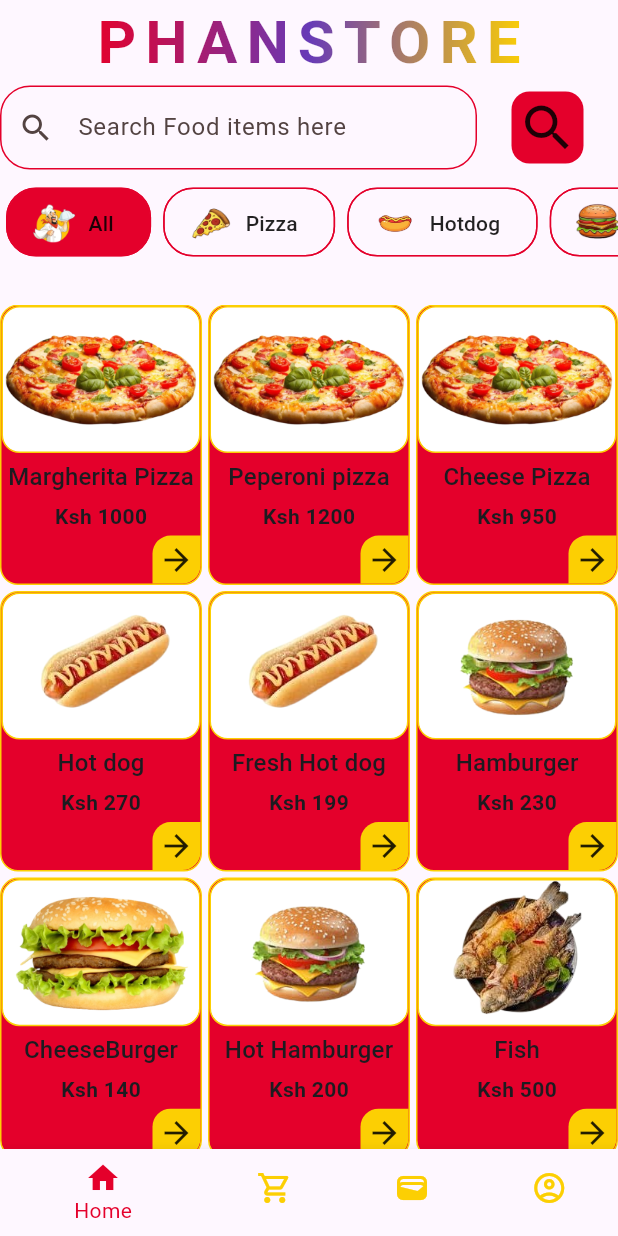
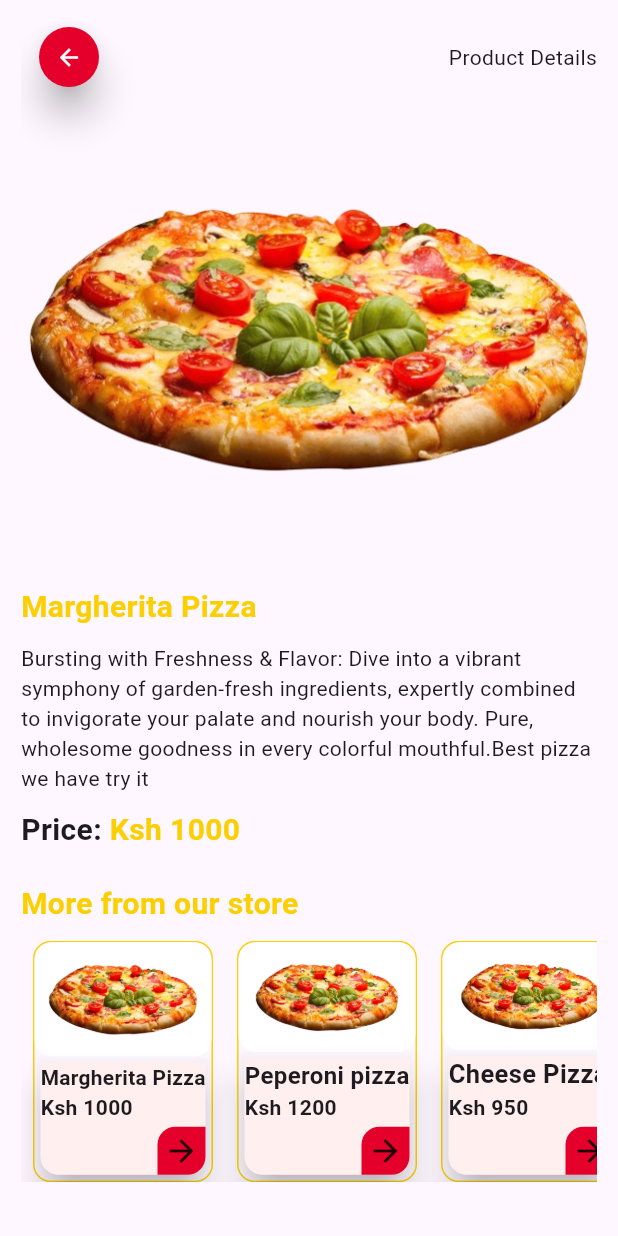
Before and after one commit to EddieKarugu/flutter_e-commerce, a Flutter app: the screen it shows after launch, after a tap on the "arrow forward" icon, on a phone screen of 412 x 824 dp. Run offline on Flutter 3.47's test engine with Material 3 defaults, Android fonts, the phone set to English and light mode, and no system bars; our stand-ins replace image_picker, shared_preferences.

Commit message:
Added product details page

```diff
--- /dev/null
+++ b/lib/screens/product_details_screen.dart
@@ -0,0 +1,431 @@
+import 'package:flutter/material.dart';
+import 'package:phanstore/widgets/product_container.dart';
+
+import '../dummy_data.dart';
+
+class ProductDetailsScreen extends StatefulWidget {
+  final Map<String, dynamic> product;
+  const ProductDetailsScreen({super.key, required this.product});
+
+  @override
+  State<ProductDetailsScreen> createState() => _ProductDetailsScreenState();
+}
+
+class _ProductDetailsScreenState extends State<ProductDetailsScreen> {
+  bool isCarted = false;
+  bool isFaved = false;
+  bool isStarred = false;
+
+  @override
+  Widget build(BuildContext context) {
+    final screenSize = MediaQuery.of(context).size;
+    final bool isWideScreen = screenSize.width > 600;
+    final width = screenSize.width;
+
+    return Scaffold(
+      body: SafeArea(
+        child: isWideScreen
+            ? Row(
+                children: [
+                  SizedBox(
+                    width: screenSize.width * .4,
+                    child: Column(
+                      children: [
+                        Row(
+                          children: [
+                            ElevatedButton(
+                              onPressed: () {
+                                Navigator.pop(context);
+                              },
+                              style: ElevatedButton.styleFrom(
+                                backgroundColor: Theme.of(
+                                  context,
+                                ).colorScheme.primary,
+                                foregroundColor: Colors.white,
+                                shape: const CircleBorder(),
+                                padding: const EdgeInsets.all(10),
+                                elevation: 10,
+                              ),
+                              child: Icon(Icons.arrow_back),
+                            ),
+                            const Text('Product Details'),
+                          ],
+                        ),
+                        const Spacer(),
+                        Container(
+                          constraints: BoxConstraints(maxHeight: 300),
+                          child: Image.asset(
+                            'assets/images/${widget.product['image']}',
+                          ),
+                        ),
+                        const Spacer(),
+                        Text('${widget.product['name']}'),
+                        const SizedBox(height: 10),
+                        Text('${widget.product['description']}'),
+                        const SizedBox(height: 10),
+                        Text('Ksh ${widget.product['price']}'),
+                        const Spacer(),
+                        Column(
+                          children: [
+                            Row(
+                              mainAxisAlignment: MainAxisAlignment.spaceEvenly,
+                              children: [
+                                Column(
+                                  children: [
+                                    InkWell(
+                                      splashColor: Theme.of(
+                                        context,
+                                      ).colorScheme.primary,
+                                      onTap: () {
+                                        setState(() {
+                                          isFaved = !isFaved;
+                                        });
+                                      },
+                                      child: Icon(
+                                        isFaved
+                                            ? Icons.favorite
+                                            : Icons.favorite_border,
+                                        color: Colors.red,
+                                        size: 40,
+                                      ),
+                                    ),
+                                    const SizedBox(height: 10),
+                                    Text(
+                                      'Favourites',
+                                      maxLines: 1,
+                                      overflow: TextOverflow.ellipsis,
+                                      softWrap: false,
+                                    ),
+                                  ],
+                                ),
+                                Column(
+                                  children: [
+                                    InkWell(
+                                      splashColor: Theme.of(
+                                        context,
+                                      ).colorScheme.primary,
+                                      onTap: () {
+                                        setState(() {
+                                          isStarred = !isStarred;
+                                        });
+                                      },
+                                      child: Icon(
+                                        isStarred
+                                            ? Icons.star
+                                            : Icons.star_border,
+                                        color: Colors.red,
+                                        size: 40,
+                                      ),
+                                    ),
+                                    const SizedBox(height: 10),
+                                    Text(
+                                      'Wishlist',
+                                      maxLines: 1,
+                                      overflow: TextOverflow.ellipsis,
+                                      softWrap: false,
+                                    ),
+                                  ],
+                                ),
+                              ],
+                            ),
+                            const SizedBox(height: 20),
+                            AnimatedContainer(
+                              duration: const Duration(milliseconds: 3000),
+                              child: ElevatedButton(
+                                onPressed: () {
+                                  setState(() {
+                                    isCarted = !isCarted;
+                                  });
+                                },
+                                style: ElevatedButton.styleFrom(
+                                  backgroundColor: isCarted
+                                      ? Colors.green
+                                      : Theme.of(context).colorScheme.primary,
+                                  foregroundColor: Colors.white,
+                                  maximumSize: const Size(300, 50),
+                                  padding: EdgeInsets.symmetric(
+                                    vertical: 22,
+                                    horizontal: 10,
+                                  ),
+                                  shape: RoundedRectangleBorder(
+                                    borderRadius: BorderRadius.circular(
+                                      isCarted ? 10 : 30,
+                                    ),
+                                  ),
+                                ),
+                                child: isCarted
+                                    ? Row(
+                                        mainAxisAlignment:
+                                            MainAxisAlignment.center,
+                                        children: [
+                                          Icon(Icons.check),
+                                          Text('Added to Cart'),
+                                        ],
+                                      )
+                                    : Row(
+                                        mainAxisAlignment:
+                                            MainAxisAlignment.center,
+                                        children: [
+                                          Icon(Icons.shopping_cart),
+                                          Text('Add to Cart'),
+                                        ],
+                                      ),
+                              ),
+                            ),
+                          ],
+                        ),
+                        const Spacer(),
+                      ],
+                    ),
+                  ),
+                  Expanded(
+                    child: Column(
+                      children: [
+                        const Text('More Food Options'),
+                        const SizedBox(height: 20),
+                        Expanded(
+                          child: GridView.builder(
+                            gridDelegate:
+                                SliverGridDelegateWithFixedCrossAxisCount(
+                                  crossAxisCount: width > 800 ? 5 : 3,
+                                  mainAxisSpacing: 10,
+                                  childAspectRatio: .72,
+                                  crossAxisSpacing: 10,
+                                ),
+                            itemBuilder: (context, index) {
+                              return ProductContainer(product: products[index]);
+                            },
+                            itemCount: products.length,
+                          ),
+                        ),
+                      ],
+                    ),
+                  ),
+                ],
+              )
+            : Padding(
+                padding: const EdgeInsets.all(14.0),
+                child: SingleChildScrollView(
+                  child: Column(
+                    children: [
+                      Row(
+                        mainAxisAlignment: MainAxisAlignment.spaceBetween,
+                        children: [
+                          ElevatedButton(
+                            onPressed: () {
+                              Navigator.pop(context);
+                            },
+                            style: ElevatedButton.styleFrom(
+                              backgroundColor: Theme.of(
+                                context,
+                              ).colorScheme.primary,
+                              foregroundColor: Colors.white,
+                              shape: const CircleBorder(),
+                              padding: const EdgeInsets.all(10),
+                              elevation: 10,
+                            ),
+                            child: Icon(Icons.arrow_back),
+                          ),
+                          const Text('Product Details'),
+                        ],
+                      ),
+                      const SizedBox(height: 20),
+                      Container(
+                        constraints: BoxConstraints(maxHeight: 300),
+                        child: Image.asset(
+                          'assets/images/${widget.product['image']}',
+                        ),
+                      ),
+                      const SizedBox(height: 20),
+                     Align(
+                       alignment: Alignment.centerLeft,
+                       child:  Text('${widget.product['name']}',
+                         style: TextStyle(
+                           color: Theme.of(context).colorScheme.secondary,
+                           fontSize: 20,
+                           fontWeight: FontWeight.bold,
+                         )
+                       ),
+                     ),
+                      const SizedBox(height: 10),
+                      Text(
+                        'Bursting with Freshness & Flavor: Dive into a vibrant symphony of garden-fresh ingredients, expertly combined to invigorate your palate and nourish your body. Pure, wholesome goodness in every colorful mouthful.'
+                        '${widget.product['description']}',
+                      ),
+                      const SizedBox(height: 10),
+                     Align(
+                       alignment: Alignment.centerLeft,
+                       child:  Row(
+                         children: [
+                           Text('Price: ',
+                             style: TextStyle(
+                               fontSize: 20,
+                               fontWeight: FontWeight.bold,
+                           ),
+                                                ),
+                           Text('Ksh ${widget.product['price']}',
+                             style: TextStyle(
+                               color: Theme.of(context).colorScheme.secondary,
+                               fontSize: 20,
+                               fontWeight: FontWeight.bold,
+                             ),
+                           ),
+                         ],
+                       )),
+                      const SizedBox(height: 20),
+                      SizedBox(
+                        height: 200,
+                        child: Column(
+                          children: [
+                            Align(
+                              alignment: Alignment.centerLeft,
+                              child: Text(
+                                'More from our store',
+                                style: TextStyle(
+                                  color: Theme.of(
+                                    context,
+                                  ).colorScheme.secondary,
+                                  fontSize: 20,
+                                  fontWeight: FontWeight.bold,
+                                ),
+                              ),
+                            ),
+                            const SizedBox(height: 10),
+                            Expanded(
+                              child: ListView.builder(
+                                itemBuilder: (context, index) {
+                                  return Padding(
+                                    padding: const EdgeInsets.symmetric(
+                                      horizontal: 8.0,
+                                    ),
+                                    child: ProductContainer(
+                                      product: products[index],
+                                    ),
+                                  );
+                                },
+                                itemCount: products.length,
+                                scrollDirection: Axis.horizontal,
+                                shrinkWrap: true,
+                              ),
+                            ),
+                          ],
+                        ),
+                      ),
+                      const SizedBox(height: 20),
+                      Column(
+                        children: [
+                          Row(
+                            mainAxisAlignment: MainAxisAlignment.spaceEvenly,
+                            children: [
+                              Column(
+                                children: [
+                                  InkWell(
+                                    splashColor: Theme.of(
+                                      context,
+                                    ).colorScheme.primary,
+                                    onTap: () {
+                                      setState(() {
+                                        isFaved = !isFaved;
+                                      });
+                                    },
+                                    child: Icon(
+                                      isFaved
+                                          ? Icons.favorite
+                                          : Icons.favorite_border,
+                                      color: Colors.red,
+                                      size: 40,
+                                    ),
+                                  ),
+                                  const SizedBox(height: 10),
+                                  Text(
+                                    'Favourites',
+                                    maxLines: 1,
+                                    overflow: TextOverflow.ellipsis,
+                                    softWrap: false,
+                                  ),
+                                ],
+                              ),
+                              Column(
+                                children: [
+                                  InkWell(
+                                    splashColor: Theme.of(
+                                      context,
+                                    ).colorScheme.primary,
+                                    onTap: () {
+                                      setState(() {
+                                        isStarred = !isStarred;
+                                      });
+                                    },
+                                    child: Icon(
+                                      isStarred
+                                          ? Icons.star
+                                          : Icons.star_border,
+                                      color: Colors.red,
+                                      size: 40,
+                                    ),
+                                  ),
+                                  const SizedBox(height: 10),
+                                  Text(
+                                    'Wishlist',
+                                    maxLines: 1,
+                                    overflow: TextOverflow.ellipsis,
+                                    softWrap: false,
+                                  ),
+                                ],
+                              ),
+                            ],
+                          ),
+                          const SizedBox(height: 20),
+                          AnimatedContainer(
+                            duration: const Duration(milliseconds: 1200),
+                            child: ElevatedButton(
+                              onPressed: () {
+                                setState(() {
+                                  isCarted = !isCarted;
+                                });
+                              },
+                              style: ElevatedButton.styleFrom(
+                                backgroundColor: isCarted
+                                    ? Colors.green
+                                    : Theme.of(context).colorScheme.primary,
+                                foregroundColor: Colors.white,
+                                padding: const EdgeInsets.symmetric(
+                                  horizontal: 10,
+                                  vertical: 22,
+                                ),
+                                shape: RoundedRectangleBorder(
+                                  borderRadius: BorderRadius.circular(
+                                    isCarted ? 10 : 30,
+                                  ),
+                                ),
+                                maximumSize: const Size(300, 50),
+                              ),
+                              child: isCarted
+                                  ? Row(
+                                      mainAxisAlignment:
+                                          MainAxisAlignment.center,
+                                      children: [
+                                        Icon(Icons.check),
+                                        Text('Added to Cart'),
+                                      ],
+                                    )
+                                  : Row(
+                                      mainAxisAlignment:
+                                          MainAxisAlignment.center,
+                                      children: [
+                                        Icon(Icons.shopping_cart),
+                                        Text('Add to Cart'),
+                                      ],
+                                    ),
+                            ),
+                          ),
+                        ],
+                      ),
+                    ],
+                  ),
+                ),
+              ),
+      ),
+    );
+  }
+}
--- a/lib/widgets/product_container.dart
+++ b/lib/widgets/product_container.dart
@@ -1,4 +1,5 @@
 import 'package:flutter/material.dart';
+import 'package:phanstore/screens/product_details_screen.dart';
 
 class ProductContainer extends StatelessWidget {
   final Map<String, dynamic> product;
@@ -13,7 +14,6 @@ class ProductContainer extends StatelessWidget {
       height: 200,
       width: 120,
       decoration: BoxDecoration(
-        color: Theme.of(context).colorScheme.primary,
         border: Border.all(
           color: Theme.of(context).colorScheme.secondary,
           width: 1,
@@ -31,32 +31,37 @@ class ProductContainer extends StatelessWidget {
                   image: AssetImage('assets/images/${product['image']}'),
                   fit: BoxFit.contain,
                 ),
-                border: Border.all(
-                  color: Theme.of(context).colorScheme.secondary,
-                  width: 1,
-                ),
               ),
               child: Container(),
             ),
           ),
-          Container(
-            decoration: BoxDecoration(
-              borderRadius: BorderRadius.vertical(bottom: Radius.circular(12)),
+          Card(
+            shape: RoundedRectangleBorder(
+          borderRadius: BorderRadius.vertical(bottom: Radius.circular(12))
           ),
+            elevation: 10,
             child: Column(
               children: [
-                Padding(
-                  padding: const EdgeInsets.all(4.0),
+                Align(
+                  alignment: Alignment.centerLeft,
                   child: FittedBox(
                     child: Text(
                       product['name'],
-                      style: Theme.of(context).textTheme.titleMedium,
+                      style: TextStyle(
+                        fontWeight: FontWeight.bold,
+                        fontSize: 17
                       ),
                     ),
                   ),
-                Text(
+                ),
+                Align(
+                  alignment: Alignment.centerLeft,
+                  child: FittedBox(
+                    child: Text(
                       'Ksh ${product['price']}',
                       style: TextStyle(fontSize: 14, fontWeight: FontWeight.bold),
+                    ),
+                  ),
                 ),
                 Row(
                   mainAxisAlignment: MainAxisAlignment.end,
@@ -64,17 +69,24 @@ class ProductContainer extends StatelessWidget {
                     Material(
                       color: Colors.transparent,
                       child: InkWell(
-                          splashColor: Theme.of(context).colorScheme.secondary,
+                        splashColor: Theme.of(context).colorScheme.primary,
                         borderRadius: BorderRadius.only(
                           topLeft: Radius.circular(12),
                           bottomRight: Radius.circular(12),
                         ),
-                          onTap: (){},
+                        onTap: () {
+                          Navigator.of(context).push(
+                            MaterialPageRoute(
+                              builder: (context) =>
+                                  ProductDetailsScreen(product: product),
+                            ),
+                          );
+                        },
                         child: Container(
                           padding: const EdgeInsets.all(4),
                           margin: const EdgeInsets.only(top: 3, left: 3),
                           decoration: BoxDecoration(
-                              color: Theme.of(context).colorScheme.secondary,
+                            color: Theme.of(context).colorScheme.primary,
                             borderRadius: BorderRadius.only(
                               topLeft: Radius.circular(12),
                               bottomRight: Radius.circular(12),
```
Lines whose indentation alone changed are shown as unchanged.
